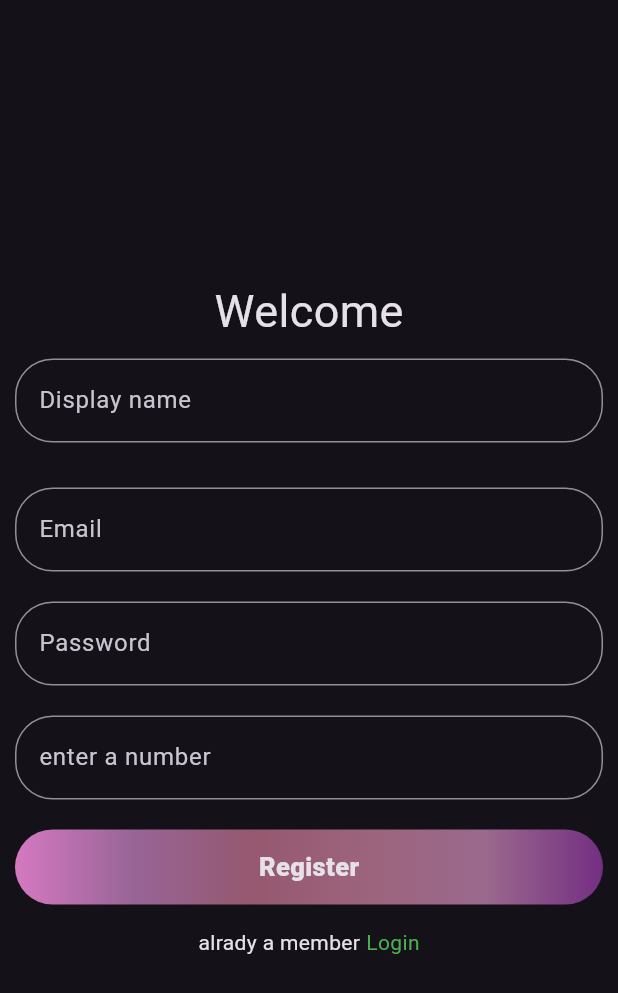
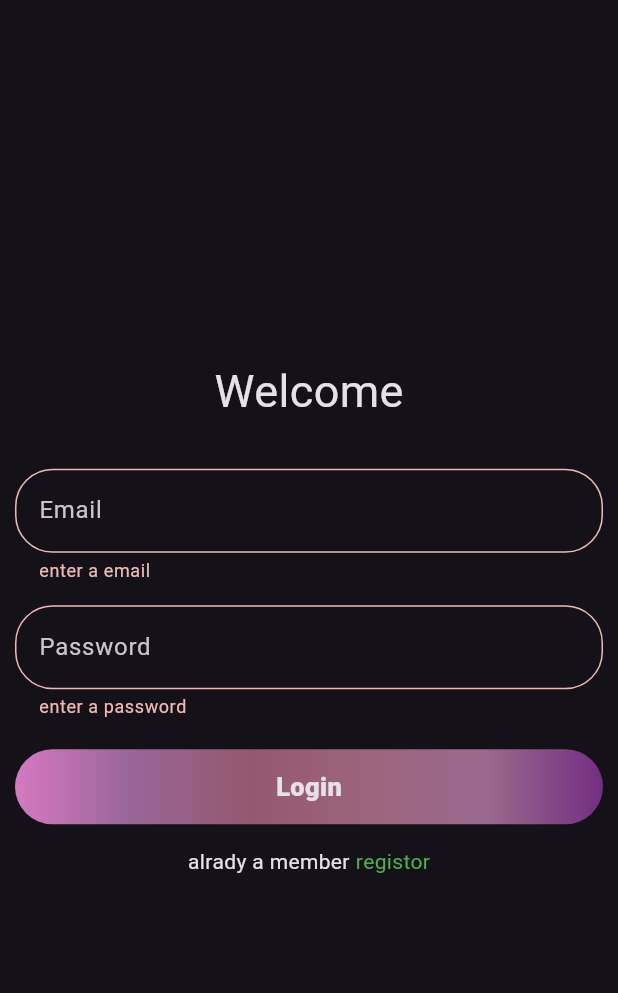
Before and after one commit to SreenandhMt/Circle-Guide.com, a Flutter app: the screen it shows after launch, after a tap on "Login", on a phone screen of 412 x 824 dp. Shown: the top 993 px of the screen. Run offline on Flutter 3.47's test engine with Material 3 defaults, Android fonts, the phone set to English and light mode, and no system bars; our stand-ins replace cloud_firestore, date_format, firebase_auth, firebase_core, firebase_messaging, google_maps_flutter and 1 more; missing offline and left inert: flutter_phone_direct_caller; accounts and stored records are empty; network calls fail.

Commit message:
auth bug fixed

```diff
--- a/lib/page/add_guide/add_guide_page.dart
+++ b/lib/page/add_guide/add_guide_page.dart
@@ -71,9 +71,9 @@ class GuideTile extends StatelessWidget {
               child: Container(
                 width: 70,
                 height: 30,
-                color: Colors.redAccent,
+                color: Colors.green,
                 child: const Center(
-                  child: Text('remove'),
+                  child: Text('add'),
                 ),
               ),
             ),
--- a/lib/page/auth/auth_main.dart
+++ b/lib/page/auth/auth_main.dart
@@ -1,28 +1,38 @@
+import 'dart:developer';
+
 import 'package:circle_guide/page/auth/login/login.dart';
 import 'package:circle_guide/page/auth/register/registeration.dart';
 import 'package:flutter/material.dart';
 
-ValueNotifier<bool> _notifier = ValueNotifier(false);
+ValueNotifier<bool> _notifier = ValueNotifier(true);
 
-class MainAuthScreenData extends StatelessWidget {
+class MainAuthScreenData extends StatefulWidget {
   const MainAuthScreenData({
     Key? key,
   }) : super(key: key);
 
+  @override
+  State<MainAuthScreenData> createState() => _MainAuthScreenDataState();
+}
+
+class _MainAuthScreenDataState extends State<MainAuthScreenData> {
   void getPage() {
-    _notifier.value = !_notifier.value;
+    setState(() {
+      _notifier.value = !_notifier.value;
+      log("ddddddd");
+    });
   }
 
   @override
   Widget build(BuildContext context) {
-   return ValueListenableBuilder(
-        valueListenable: _notifier,
-        builder: (context, value, _) {
-          if (_notifier.value) {
-            return ScreenLogin(onTap: getPage,);
-          } else {
-            return ScreenRegister(onTap: getPage,);
-          }
-        });
+    if (_notifier.value) {
+      return ScreenLogin(
+        onTap: getPage,
+      );
+    } else {
+      return ScreenRegister(
+        onTap: getPage,
+      );
+    }
   }
 }
--- a/lib/page/auth/login/login.dart
+++ b/lib/page/auth/login/login.dart
@@ -1,16 +1,16 @@
+import 'dart:developer';
+
 import 'package:flutter/material.dart';
 import 'package:provider/provider.dart';
 
 import 'package:circle_guide/core/size/size.dart';
-import 'package:circle_guide/page/auth/auth_main.dart';
 import 'package:circle_guide/provider/auth/auth_provider.dart';
 import 'package:circle_guide/widget/button/custom_button.dart';
-import 'package:circle_guide/widget/custom/text_field.dart';
 
 TextEditingController _email = TextEditingController();
 TextEditingController _password = TextEditingController();
 
-class ScreenLogin extends StatelessWidget {
+class ScreenLogin extends StatefulWidget {
   const ScreenLogin({
     Key? key,
     this.onTap,
@@ -18,9 +18,17 @@ class ScreenLogin extends StatelessWidget {
   final void Function()? onTap;
 
   @override
+  State<ScreenLogin> createState() => _ScreenLoginState();
+}
+
+class _ScreenLoginState extends State<ScreenLogin> {
+  final _form = GlobalKey<FormState>();
+  @override
   Widget build(BuildContext context) {
-    return Consumer<AuthPeovider>(builder: (context, value, child) {
-      return Scaffold(
+    return Consumer<AuthPeovider>(builder: (context, state, child) {
+      return Form(
+        key: _form,
+        child: Scaffold(
           body: Padding(
             padding: const EdgeInsets.all(10.0),
             child: Column(
@@ -34,17 +42,70 @@ class ScreenLogin extends StatelessWidget {
                 const SizedBox(
                   height: 30,
                 ),
-              CustomTextField(text: 'Email', controller: _email),
+                TextFormField(
+                  key: const ValueKey("email"),
+                  validator: (value) {
+                    log(value.toString());
+                    if(value!.isEmpty)
+                    {
+                      return "enter a email";
+                    }
+                    else if(!value.contains("@"))
+                    {
+                      return "invaled email";
+                    }else if(state.error!=null&&state.error!.isNotEmpty)
+                    {
+                      return state.error;
+                    }
+                    else{
+                      return null;
+                    }
+                  },
+                  controller: _email,
+                  decoration: InputDecoration(
+                      hintText: "Email",
+                      border: OutlineInputBorder(
+                          borderRadius: BorderRadius.circular(25))),
+                ),
                 const SizedBox(
-                height: 20,
+                  height: 15,
                 ),
-              CustomTextField(text: 'Password', controller: _password),
+                TextFormField(
+                  key: const ValueKey("password"),
+
+                  validator: (value) {
+                    if(value!.isEmpty)
+                    {
+                      return "enter a password";
+                    }
+                    else if(value.length<=6)
+                    {
+                      return "password minimum 6 characters";
+                    }else{
+                      return null;
+                    }
+                  },
+                  controller: _password,
+                  decoration: InputDecoration(
+                      hintText: "Password",
+                      border: OutlineInputBorder(
+                          borderRadius: BorderRadius.circular(25))),
+                ),
                 const SizedBox(
                   height: 20,
                 ),
                 GradiantButton(
                   onTap: () async {
-                  await value.loginWithEmailAndPassword(_email.text, _password.text,context);
+                    _form.currentState!.validate();
+                    // {
+                    //   _form.currentState!.save();
+                    // }
+                    setState(() {
+
+                    });
+
+                    await state.loginWithEmailAndPassword(_email.text, _password.text,context);
+                    _form.currentState!.validate();
                   },
                   text:'Login',
                 ),
@@ -57,14 +118,7 @@ class ScreenLogin extends StatelessWidget {
                       width: 4,
                     ),
                     GestureDetector(
-                    onTap: () {
-                      Navigator.pushAndRemoveUntil(
-                          context,
-                          MaterialPageRoute(
-                              builder: (context) => const MainAuthScreenData(
-                                  )),
-                          (route) => false);
-                    },
+                      onTap:widget.onTap,
                       child: const Text(
                         'registor',
                         style: TextStyle(color: Colors.green),
@@ -75,6 +129,7 @@ class ScreenLogin extends StatelessWidget {
               ],
             ),
           ),
+        ),
       );
     });
   }
--- a/lib/page/auth/register/registeration.dart
+++ b/lib/page/auth/register/registeration.dart
@@ -3,16 +3,14 @@ import 'package:flutter/material.dart';
 import 'package:provider/provider.dart';
 
 import 'package:circle_guide/core/size/size.dart';
-import 'package:circle_guide/page/auth/auth_main.dart';
 import 'package:circle_guide/provider/auth/auth_provider.dart';
 import 'package:circle_guide/widget/button/custom_button.dart';
-import 'package:circle_guide/widget/custom/text_field.dart';
 TextEditingController _name = TextEditingController();
 TextEditingController _email = TextEditingController();
 TextEditingController _password = TextEditingController();
 TextEditingController _conformpass = TextEditingController();
 
-class ScreenRegister extends StatelessWidget {
+class ScreenRegister extends StatefulWidget {
   const ScreenRegister({
     Key? key,
     this.onTap,
@@ -20,26 +18,99 @@ class ScreenRegister extends StatelessWidget {
   final void Function()? onTap;
 
   @override
+  State<ScreenRegister> createState() => _ScreenRegisterState();
+}
+
+class _ScreenRegisterState extends State<ScreenRegister> {
+  final _form = GlobalKey<FormState>();
+  @override
   Widget build(BuildContext context) {
     return Consumer<AuthPeovider>(
-      builder: (context,value,_) {
-        return Scaffold(
+      builder: (context,state,_) {
+        return Form(
+          key: _form,
+          child: Scaffold(
             body: Padding(
               padding: const EdgeInsets.all(10.0),
+              child: SingleChildScrollView(
                 child: Column(
                   mainAxisAlignment: MainAxisAlignment.center,
                 children: [
                   const Center(child: Text('Welcome',style: TextStyle(fontSize: 30),)),
                   kHeight10,
-              CustomTextField(text: 'Display name',controller: _name),
+                  TextFormField(
+                      key: const ValueKey("name"),
+
+                      validator: (value) {
+                        if(value!.isEmpty)
+                        {
+                          return "enter a name";
+                        }
+                        else if(value.length<=3)
+                        {
+                          return "name minimum 3 characters";
+                        }else{
+                          return null;
+                        }
+                      },
+                      controller: _name,
+                      decoration: InputDecoration(
+                          hintText: "Password",
+                          border: OutlineInputBorder(
+                              borderRadius: BorderRadius.circular(25))),
+                    ),
                   kHeight30,
-               CustomTextField(text: 'Email',controller: _email),
+                  TextFormField(
+                      key: const ValueKey("email"),
+
+                      validator: (value) {
+                        if(value!.isEmpty)
+                        {
+                          return "enter a email";
+                        }
+                        else if(!value.contains("@"))
+                        {
+                          return "invaled email";
+                        }
+                        else if(state.error!=null&&state.error!.isNotEmpty)
+                        {
+                          return state.error;
+                        }
+                        else{
+                          return null;
+                        }
+                      },
+                      controller: _email,
+                      decoration: InputDecoration(
+                          hintText: "Email",
+                          border: OutlineInputBorder(
+                              borderRadius: BorderRadius.circular(25))),
+                    ),
                   kHeight20,
-               CustomTextField(text: 'Password',controller: _password),
-              kHeight20,
-              CustomTextField(text: 'enter a number',controller: _conformpass),
+                  TextFormField(
+                      key: const ValueKey("password"),
+
+                      validator: (value) {
+                        if(value!.isEmpty)
+                        {
+                          return "enter a password";
+                        }
+                        else if(value.length<=6)
+                        {
+                          return "password minimum 6 characters";
+                        }else{
+                          return null;
+                        }
+                      },
+                      controller: _password,
+                      decoration: InputDecoration(
+                          hintText: "Password",
+                          border: OutlineInputBorder(
+                              borderRadius: BorderRadius.circular(25))),
+                    ),
                   kHeight20,
                   GradiantButton(onTap: ()async{
+                    _form.currentState!.validate();
                     final data = Provider.of<AuthPeovider>(context,listen: false);
                     await data.newCreateWithEmailAndPassword(_email.text, _password.text,_conformpass.text,_name.text,context);
                   }, text:'Register'),
@@ -49,12 +120,12 @@ class ScreenRegister extends StatelessWidget {
                     children: [
                       const Text('alrady a member'),
                       const SizedBox(width: 4,),
-                  GestureDetector(onTap: ()async{
-                 Navigator.pushAndRemoveUntil(context,MaterialPageRoute(builder: (context)=>const MainAuthScreenData()), (route) => false);
-              }, child: const Text('Login',style: TextStyle(color: Colors.green),))
+                      GestureDetector(onTap: widget.onTap, child: const Text('Login',style: TextStyle(color: Colors.green),))
                     ],
                   ),
                 ],
+                    ),
+              ),
             ),
           ),
         );
--- a/lib/page/chat/help_page.dart
+++ b/lib/page/chat/help_page.dart
@@ -93,6 +93,7 @@ class LocationCard extends StatelessWidget {
       children: [
         GestureDetector(
             onTap: () {
+
               Navigator.pop(context);
               Navigator.of(context).push(
                 MaterialPageRoute(
--- a/lib/page/guide/guide_page.dart
+++ b/lib/page/guide/guide_page.dart
@@ -44,7 +44,7 @@ class ScreenGuide extends StatelessWidget {
                 ? const Padding(
                     padding: EdgeInsets.only(left: 17),
                     child: Text(
-                      'You Are a Guide',
+                      'You are a Guide',
                       style: TextStyle(fontSize: 16),
                     ),
                   )
--- a/lib/page/home/home_page.dart
+++ b/lib/page/home/home_page.dart
@@ -21,10 +21,11 @@ class ScreenHome extends StatelessWidget {
       appBar: AppBar(
         backgroundColor: Colors.transparent,
         leading: Container(
+          decoration: BoxDecoration(color: Colors.red,borderRadius: BorderRadius.circular(5)),
           margin: const EdgeInsets.only(left: 8, bottom: 8, top: 4),
           width: 20,
           height: 20,
-          color: Colors.red,
+
         ),
         title: Column(
           crossAxisAlignment: CrossAxisAlignment.start,
@@ -45,7 +46,7 @@ class ScreenHome extends StatelessWidget {
                 SizedBox(
                   height: 8,
                 ),
-                Text('Alan Stre...'),
+                Text('...'),
                 Text(
                   'Safe Location',
                   style: TextStyle(color: Colors.yellow),
--- a/lib/widget/custom/text_field.dart
+++ b/lib/widget/custom/text_field.dart
@@ -3,9 +3,11 @@ import 'package:flutter/material.dart';
 class CustomTextField extends StatelessWidget {
   const CustomTextField({
     Key? key,
+    this.validator,
     required this.text,
     required this.controller,
   }) : super(key: key);
+  final String? Function(String?)? validator;
   final String text;
   final TextEditingController controller;
 
```
Also changed, not shown: lib/page/account/account_page.dart (+5 -3 lines), lib/provider/auth/auth_provider.dart (+3 -29 lines), lib/provider/guide/guide_provider.dart (+38 -34 lines), pubspec.lock. Lines whose indentation alone changed are shown as unchanged.
